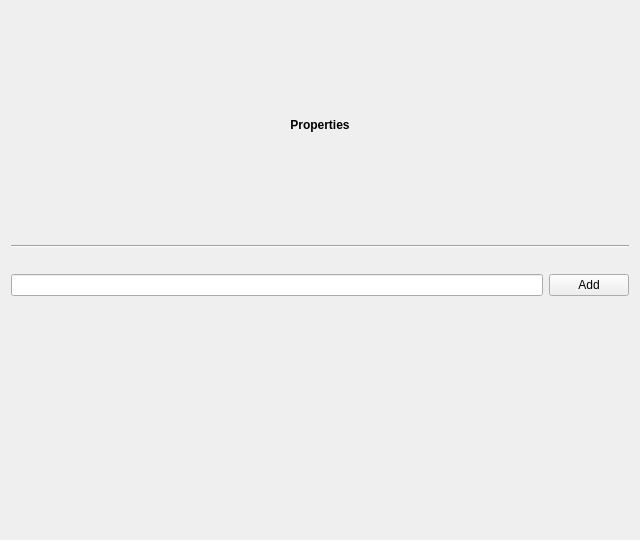
The window that option_property_base.ui (ac001/ffs-central) describes before a commit, drawn with Qt 5.
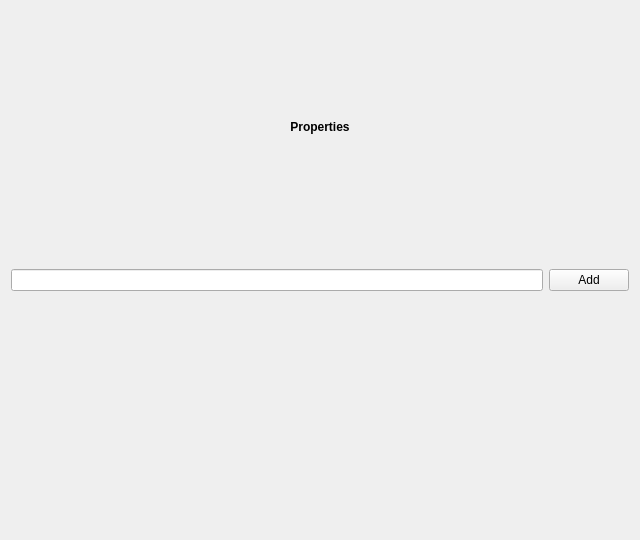
The same window after the commit. Custom widgets are drawn as their Qt base class.

What changed in the file:
```diff
--- a/option_property_base.ui
+++ b/option_property_base.ui
@@ -39,14 +39,7 @@
      </property>
     </widget>
    </item>
-   <item row="1" column="0">
-    <widget class="Line" name="line">
-     <property name="orientation">
-      <enum>Qt::Horizontal</enum>
-     </property>
-    </widget>
-   </item>
-   <item row="3" column="0">
+   <item row="2" column="0">
     <layout class="QHBoxLayout" name="horizontalLayout">
      <item>
       <widget class="QLineEdit" name="edit"/>
@@ -60,7 +53,7 @@
      </item>
     </layout>
    </item>
-   <item row="4" column="0">
+   <item row="3" column="0">
     <widget class="KActionSelector" name="selector">
      <property name="whatsThis">
       <string>Let you manage startup personnal properties</string>
@@ -79,7 +72,7 @@
      </property>
     </widget>
    </item>
-   <item row="2" column="0">
+   <item row="1" column="0">
     <spacer name="verticalSpacer">
      <property name="orientation">
       <enum>Qt::Vertical</enum>
```
Left out of the diff: 2 changed lines with no effect on the pictures.
